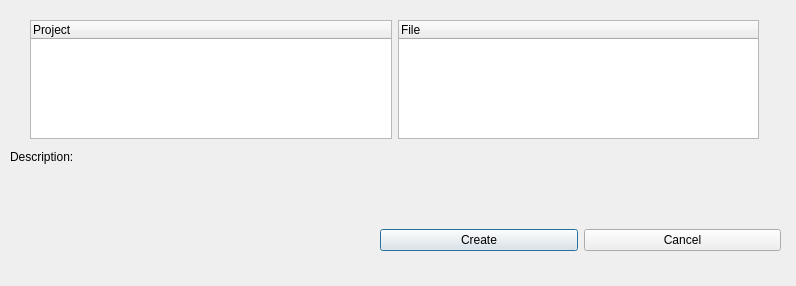
Tpimp/AIDE, file newdialog.ui: the form before one commit.
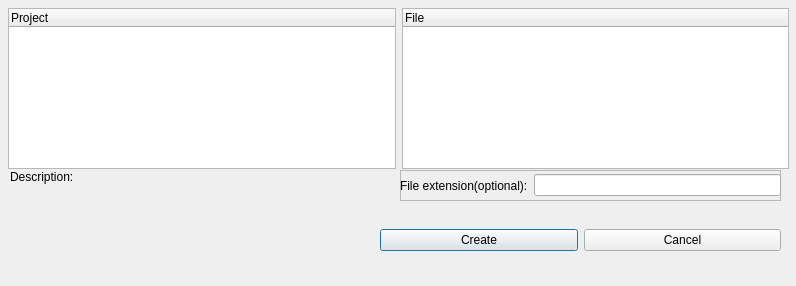
The form after the commit.

Commit message: Add KnownFileType lookup, integrated 'NewDialog' and ProjectExplorer, added extension input (NewDialog), fixed selection issue on create (NewDialog).

Patch:
```diff
--- a/newdialog.ui
+++ b/newdialog.ui
@@ -43,9 +43,9 @@
    <property name="geometry">
     <rect>
      <x>10</x>
-     <y>150</y>
+     <y>170</y>
      <width>361</width>
-     <height>131</height>
+     <height>111</height>
     </rect>
    </property>
    <property name="text">
@@ -61,10 +61,10 @@
   <widget class="QWidget" name="layoutWidget">
    <property name="geometry">
     <rect>
-     <x>30</x>
-     <y>20</y>
-     <width>729</width>
-     <height>119</height>
+     <x>8</x>
+     <y>8</y>
+     <width>781</width>
+     <height>161</height>
     </rect>
    </property>
    <layout class="QHBoxLayout" name="NewItemLayout">
@@ -88,6 +88,44 @@
     </item>
    </layout>
   </widget>
+  <widget class="QFrame" name="ExtensionFrame">
+   <property name="geometry">
+    <rect>
+     <x>400</x>
+     <y>170</y>
+     <width>381</width>
+     <height>31</height>
+    </rect>
+   </property>
+   <property name="frameShape">
+    <enum>QFrame::StyledPanel</enum>
+   </property>
+   <property name="frameShadow">
+    <enum>QFrame::Raised</enum>
+   </property>
+   <widget class="QWidget" name="horizontalLayoutWidget">
+    <property name="geometry">
+     <rect>
+      <x>0</x>
+      <y>0</y>
+      <width>381</width>
+      <height>31</height>
+     </rect>
+    </property>
+    <layout class="QHBoxLayout" name="ExtensionLayout">
+     <item>
+      <widget class="QLabel" name="ExtensionLabel">
+       <property name="text">
+        <string>File extension(optional):</string>
+       </property>
+      </widget>
+     </item>
+     <item>
+      <widget class="QLineEdit" name="ExtensionEdit"/>
+     </item>
+    </layout>
+   </widget>
+  </widget>
  </widget>
  <resources/>
  <connections/>
```
Left out of the diff: 2 changed lines with no effect on the pictures. The commit also changes 16 other files.
